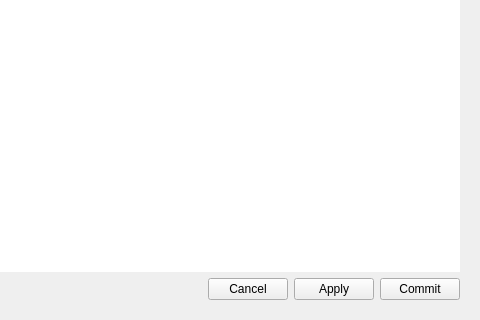
Before: the Qt Designer form ui/EditTable.ui in kathrynmetcalf/GeoCORK, drawn with Qt 5; both pictures show x 211 to 691 and y 291 to 611 of the 691 by 611 pixel window.
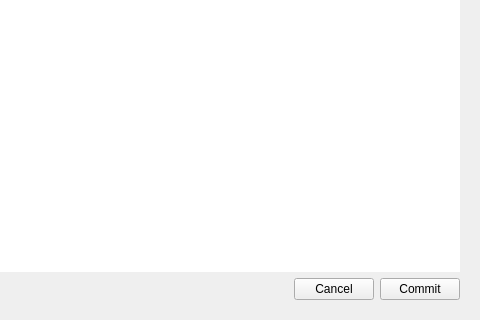
After: the same form once the commit is applied.

Commit message: Save points seem to work fine! Removed "apply" button from gui

```diff
--- a/ui/EditTable.ui
+++ b/ui/EditTable.ui
@@ -19,7 +19,7 @@
   <property name="windowTitle">
    <string>Edit</string>
   </property>
-  <widget class="QWidget" name="">
+  <widget class="QWidget" name="layoutWidget">
    <property name="geometry">
     <rect>
      <x>30</x>
@@ -112,13 +112,6 @@
         </property>
        </widget>
       </item>
-      <item>
-       <widget class="QPushButton" name="apply_pushButton">
-        <property name="text">
-         <string>Apply</string>
-        </property>
-       </widget>
-      </item>
       <item>
        <widget class="QPushButton" name="commit_pushButton">
         <property name="text">
```
The commit also changes 3 other files.
